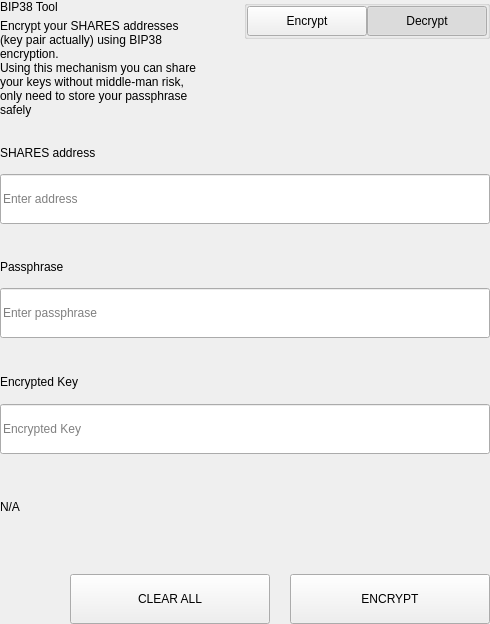
Qt form src/qt/pivx/settings/forms/settingsbittoolwidget.ui (AltcoinBaggins/lil) before a commit.
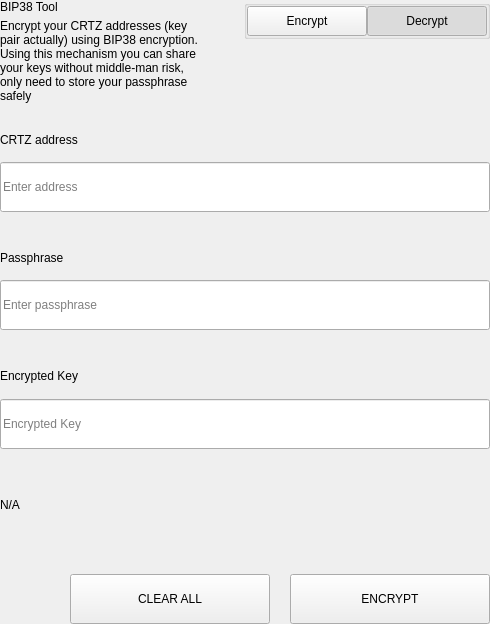
The same form after that commit.

The edit to the form file:
```diff
--- a/src/qt/pivx/settings/forms/settingsbittoolwidget.ui
+++ b/src/qt/pivx/settings/forms/settingsbittoolwidget.ui
@@ -69,7 +69,7 @@
             <item>
              <widget class="QLabel" name="labelSubtitle1">
               <property name="text">
-               <string>Encrypt your SHARES addresses (key pair actually) using BIP38 encryption.
+               <string>Encrypt your CRTZ addresses (key pair actually) using BIP38 encryption.
 Using this mechanism you can share your keys without middle-man risk, only need to store your passphrase safely</string>
               </property>
               <property name="wordWrap">
@@ -657,7 +657,7 @@
                   </size>
                  </property>
                  <property name="text">
-                  <string>SHARES address</string>
+                  <string>CRTZ address</string>
                  </property>
                 </widget>
                </item>
```
